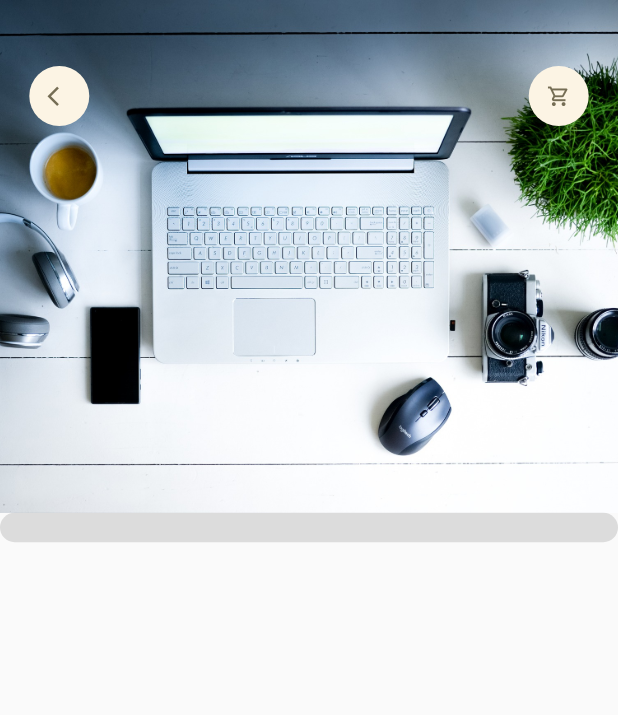
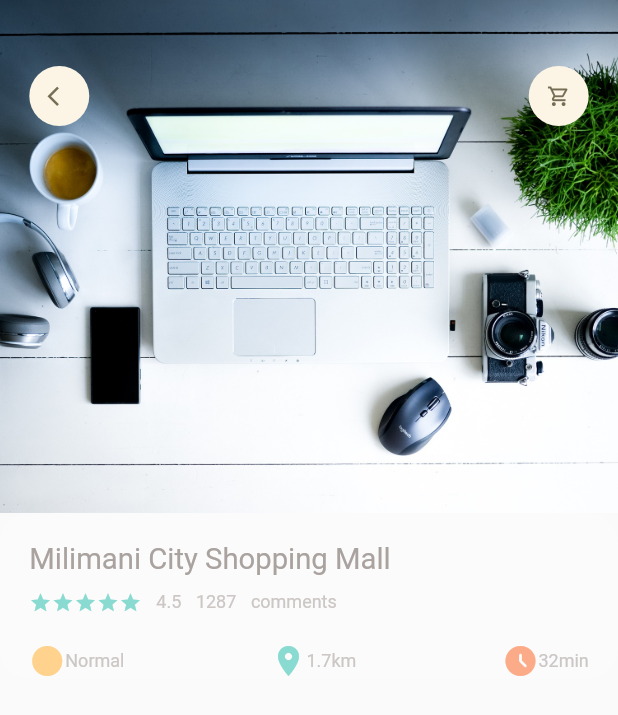
Before and after one commit to johngolem/Turaco, a Flutter app: the screen it shows after launch, on a phone screen of 412 x 824 dp. Shown: the top 715 px of the screen. Run offline on Flutter 3.47's test engine with Material 2 defaults, Android fonts, the phone set to English and light mode, and no system bars; our stand-ins replace dots_indicator, get.

Commit message:
add container for product details

```diff
--- a/lib/home/product_page_body.dart
+++ b/lib/home/product_page_body.dart
@@ -312,7 +312,8 @@ class _ProductPageBodyState extends State<ProductPageBody> {
                         ],
                       ),
                     ],
-                  )),
+                  )
+                  ),
             ),
           ),
         ],
--- a/lib/main.dart
+++ b/lib/main.dart
@@ -1,7 +1,7 @@
 import 'package:flutter/material.dart';
 import 'package:turac/home/main_product.dart';
 import 'package:get/get.dart';
-import 'package:turac/pages/product/popular_product.dart';
+import 'package:turac/pages/product/popular_product_detail.dart';
 
 void main() {
   runApp(const MyApp());
--- a/lib/pages/product/popular_product.dart
+++ /dev/null
@@ -1,60 +0,0 @@
-import 'package:flutter/material.dart';
-import 'package:turac/utils/dimensions.dart';
-import 'package:turac/widgets/appIcon.dart';
-
-class PopularProductDetail extends StatelessWidget {
-  const PopularProductDetail({ Key? key }) : super(key: key);
-
-  @override
-  Widget build(BuildContext context) {
-    return Scaffold(
-      body: Stack(
-        children: [
-          Positioned(
-            left:0,
-            right: 0,
-            child: Container(
-              width: double.maxFinite,
-              height: Dimensions.popProductImgSize,
-              decoration: BoxDecoration(
-                image: DecorationImage(
-                  fit: BoxFit.cover,
-                  image: AssetImage(
-                    "assets/image/comp.jpg"
-                  )
-                )
-              ),
-
-
-
-          )),
-          Positioned(
-            top:Dimensions.height45,
-            left:Dimensions.width20,
-            right: Dimensions.width20,
-            child: Row(
-              mainAxisAlignment: MainAxisAlignment.spaceBetween,
-               children: [
-              AppIcon(icon: Icons.arrow_back_ios),
-              AppIcon(icon: Icons.shopping_cart_outlined)
-
-            ],
-
-          )),
-          Positioned(
-            left: 0,
-            right: 0,
-            top: Dimensions.popProductImgSize,
-            child: Container(
-              padding: EdgeInsets.only(left: Dimensions.width20, right: Dimensions.width20, top: Dimensions.height20),
-                decoration: BoxDecoration(
-                  borderRadius: BorderRadius.circular(Dimensions.radius20),
-                  color: Colors.black12,
-                ),
-          ))
-        ],
-      ),
-
-    );
-  }
-}
--- /dev/null
+++ b/lib/pages/product/popular_product_detail.dart
@@ -0,0 +1,118 @@
+import 'package:flutter/material.dart';
+import 'package:turac/utils/dimensions.dart';
+import 'package:turac/widgets/appIcon.dart';
+
+import '../../utils/colors.dart';
+import '../../widgets/big_text.dart';
+import '../../widgets/icon_and_text.dart';
+import '../../widgets/small_text.dart';
+
+class PopularProductDetail extends StatelessWidget {
+  const PopularProductDetail({ Key? key }) : super(key: key);
+
+  @override
+  Widget build(BuildContext context) {
+    return Scaffold(
+      body: Stack(
+        children: [
+          Positioned(
+            left:0,
+            right: 0,
+            child: Container(
+              width: double.maxFinite,
+              height: Dimensions.popProductImgSize,
+              decoration: BoxDecoration(
+                image: DecorationImage(
+                  fit: BoxFit.cover,
+                  image: AssetImage(
+                    "assets/image/comp.jpg"
+                  )
+                )
+              ),
+
+
+
+          )),
+          Positioned(
+            top:Dimensions.height45,
+            left:Dimensions.width20,
+            right: Dimensions.width20,
+            child: Row(
+              mainAxisAlignment: MainAxisAlignment.spaceBetween,
+               children: [
+              AppIcon(icon: Icons.arrow_back_ios),
+              AppIcon(icon: Icons.shopping_cart_outlined)
+
+            ],
+
+          )),
+          Positioned(
+            left: 0,
+            right: 0,
+            top: Dimensions.popProductImgSize,
+            child: Container(
+              padding: EdgeInsets.only(left: Dimensions.width20, right: Dimensions.width20, top: Dimensions.height20),
+                decoration: BoxDecoration(
+                  borderRadius: BorderRadius.circular(Dimensions.radius20),
+                  color: Colors.white10,
+                ),
+                 child: Column(
+                    crossAxisAlignment: CrossAxisAlignment.start,
+                    children: [
+                      BigText(text: "Milimani City Shopping Mall"),
+                      SizedBox(
+                        height: Dimensions.height10,
+                      ),
+                      Row(
+                        children: [
+                          Wrap(
+                              children: List.generate(
+                                  5,
+                                  (index) => Icon(
+                                        Icons.star,
+                                        color: AppColors.mainColor,
+                                        size: 15,
+                                      ))),
+                          SizedBox(
+                            width: Dimensions.width10,
+                          ),
+                          SmallText(text: "4.5"),
+                          SizedBox(
+                            width: Dimensions.width10,
+                          ),
+                          SmallText(text: "1287"),
+                          SizedBox(
+                            width: Dimensions.width10,
+                          ),
+                          SmallText(text: "comments"),
+                        ],
+                      ),
+                      SizedBox(
+                        height: Dimensions.height20,
+                      ),
+                      Row(
+                        mainAxisAlignment: MainAxisAlignment.spaceBetween,
+                        children: [
+                          IconAndTextWidget(
+                              icon: Icons.circle_sharp,
+                              text: "Normal",
+                              iconColor: AppColors.iconColor1),
+                          IconAndTextWidget(
+                              icon: Icons.location_on,
+                              text: "1.7km",
+                              iconColor: AppColors.mainColor),
+                          IconAndTextWidget(
+                              icon: Icons.access_time_filled_rounded,
+                              text: "32min",
+                              iconColor: AppColors.iconColor2),
+                        ],
+                      ),
+                    ],
+                  )
+          ))
+        ],
+      ),
+
+    );
+  }
+}
```
Also changed, not shown: lib/home/splash_page.dart (line endings or trailing spaces).
